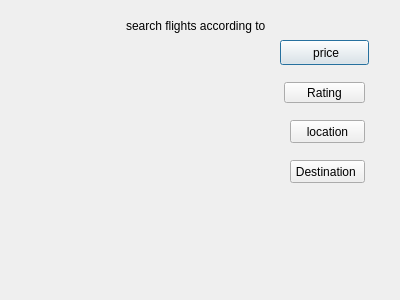
First picture: the form in sflights.ui, repository alihysn/Flight-Booking-Sytem-with-GUI, before the edit.
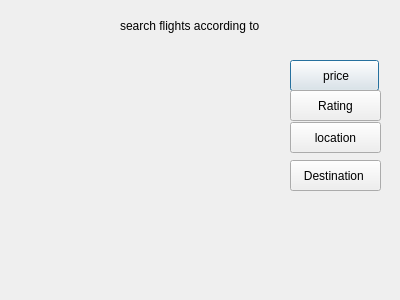
Second picture: the form after the edit.

Diff of the .ui file:
```diff
--- a/sflights.ui
+++ b/sflights.ui
@@ -16,10 +16,10 @@
   <widget class="QPushButton" name="orderbyprice">
    <property name="geometry">
     <rect>
-     <x>280</x>
-     <y>40</y>
+     <x>290</x>
+     <y>60</y>
      <width>89</width>
-     <height>25</height>
+     <height>31</height>
     </rect>
    </property>
    <property name="text">
@@ -29,7 +29,7 @@
   <widget class="QLabel" name="label">
    <property name="geometry">
     <rect>
-     <x>126</x>
+     <x>120</x>
      <y>10</y>
      <width>151</width>
      <height>31</height>
@@ -42,10 +42,10 @@
   <widget class="QPushButton" name="orderbyrating">
    <property name="geometry">
     <rect>
-     <x>284</x>
-     <y>82</y>
-     <width>81</width>
-     <height>21</height>
+     <x>290</x>
+     <y>90</y>
+     <width>91</width>
+     <height>31</height>
     </rect>
    </property>
    <property name="text">
@@ -56,9 +56,9 @@
    <property name="geometry">
     <rect>
      <x>290</x>
-     <y>120</y>
-     <width>75</width>
-     <height>23</height>
+     <y>122</y>
+     <width>91</width>
+     <height>31</height>
     </rect>
    </property>
    <property name="text">
@@ -70,8 +70,8 @@
     <rect>
      <x>290</x>
      <y>160</y>
-     <width>75</width>
-     <height>23</height>
+     <width>91</width>
+     <height>31</height>
     </rect>
    </property>
    <property name="text">
```
